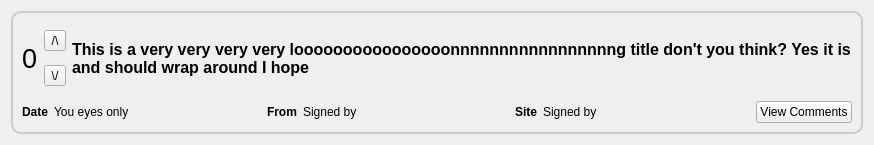
Qt form retroshare-gui/src/gui/Posted/PostedItem.ui (RetroShare/RetroShare) before a commit.
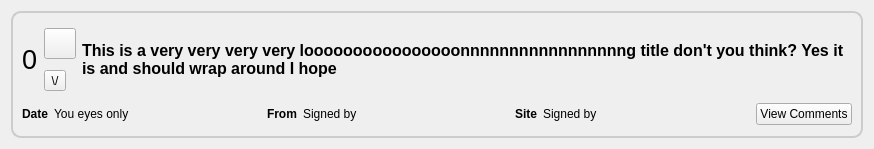
The same form after that commit. Icons and pictures are not drawn. Custom widgets are drawn as their Qt base class.

Commit message: added voting icons for the buttons

Diff of the .ui file:
```diff
--- a/retroshare-gui/src/gui/Posted/PostedItem.ui
+++ b/retroshare-gui/src/gui/Posted/PostedItem.ui
@@ -7,7 +7,7 @@
     <x>0</x>
     <y>0</y>
     <width>874</width>
-    <height>117</height>
+    <height>149</height>
    </rect>
   </property>
   <property name="font">
@@ -59,7 +59,17 @@
           <item>
            <widget class="QToolButton" name="voteUpButton">
             <property name="text">
-             <string>/\</string>
+             <string/>
+            </property>
+            <property name="icon">
+             <iconset resource="../images.qrc">
+              <normaloff>:/images/vote_up.png</normaloff>:/images/vote_up.png</iconset>
+            </property>
+            <property name="iconSize">
+             <size>
+              <width>24</width>
+              <height>24</height>
+             </size>
             </property>
            </widget>
           </item>
@@ -68,6 +78,16 @@
             <property name="text">
              <string>\/</string>
             </property>
+            <property name="icon">
+             <iconset resource="../images.qrc">
+              <normaloff>:/images/vote_down.png</normaloff>:/images/vote_down.png</iconset>
+            </property>
+            <property name="iconSize">
+             <size>
+              <width>24</width>
+              <height>24</height>
+             </size>
+            </property>
            </widget>
           </item>
          </layout>
```
Left out of the diff: 11 changed lines with no effect on the pictures.
